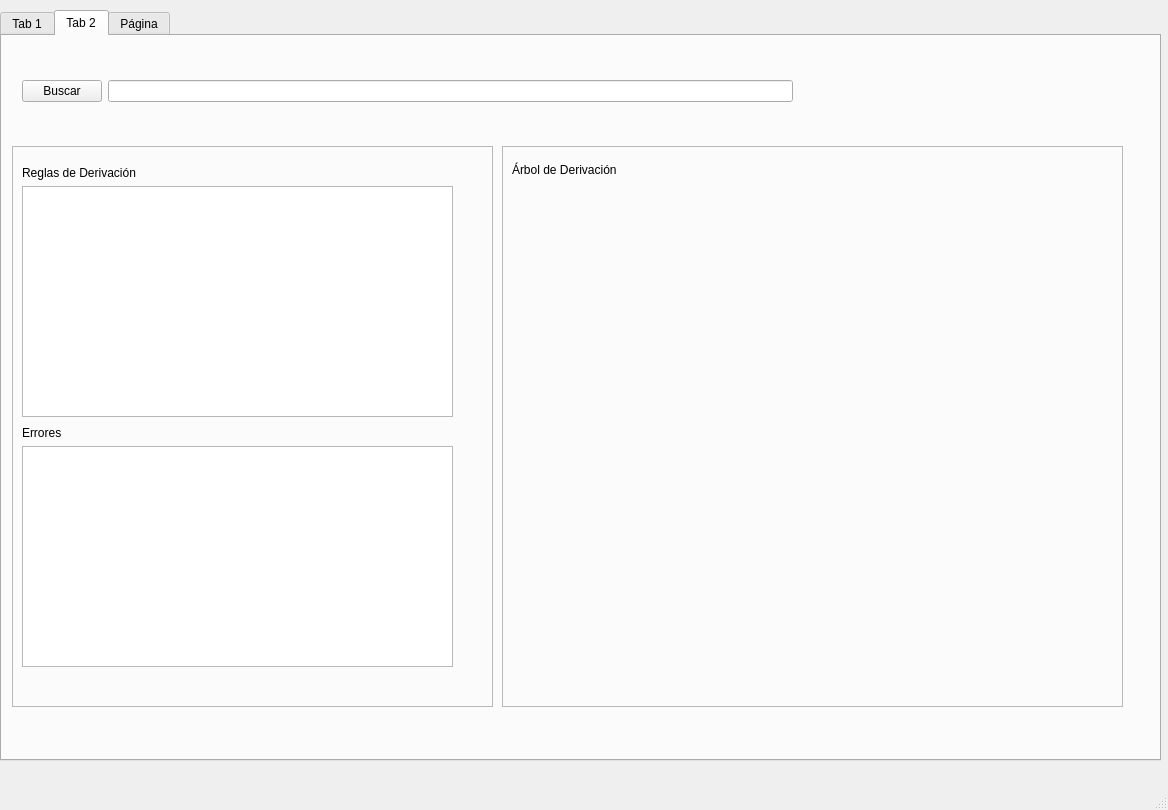
First picture: the form in views/compiler.ui, repository DanielSajvin/primera_fase_compilador, before the edit.
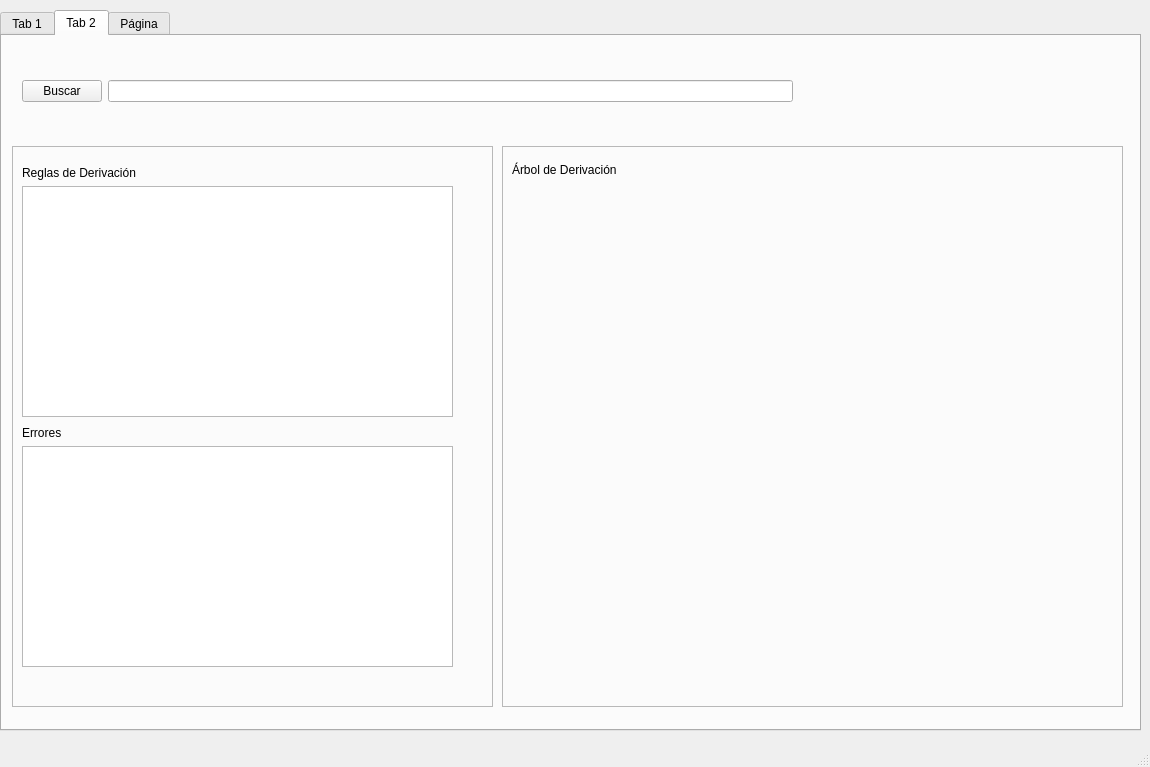
Second picture: the form after the edit.

```diff
--- a/views/compiler.ui
+++ b/views/compiler.ui
@@ -6,8 +6,8 @@
    <rect>
     <x>0</x>
     <y>0</y>
-    <width>1168</width>
-    <height>810</height>
+    <width>1150</width>
+    <height>767</height>
    </rect>
   </property>
   <property name="windowTitle">
@@ -19,8 +19,8 @@
      <rect>
       <x>0</x>
       <y>10</y>
-      <width>1161</width>
-      <height>751</height>
+      <width>1141</width>
+      <height>721</height>
      </rect>
     </property>
     <property name="currentIndex">
@@ -409,8 +409,8 @@
         <rect>
          <x>0</x>
          <y>40</y>
-         <width>641</width>
-         <height>541</height>
+         <width>571</width>
+         <height>461</height>
         </rect>
        </property>
        <property name="text">
```
